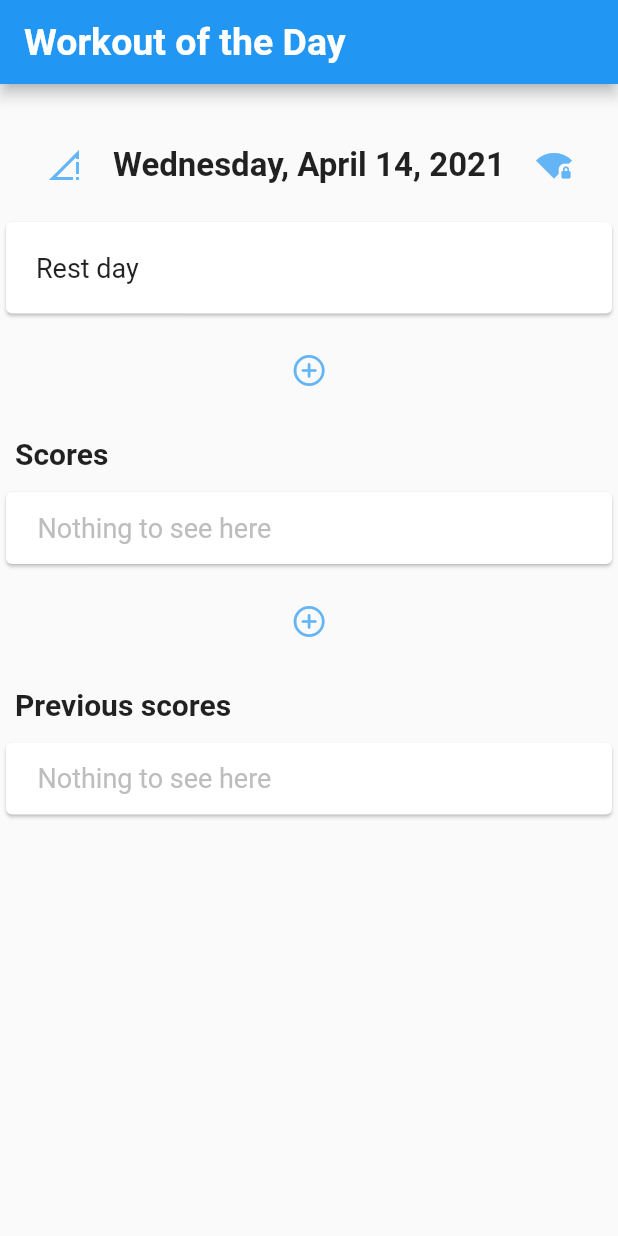
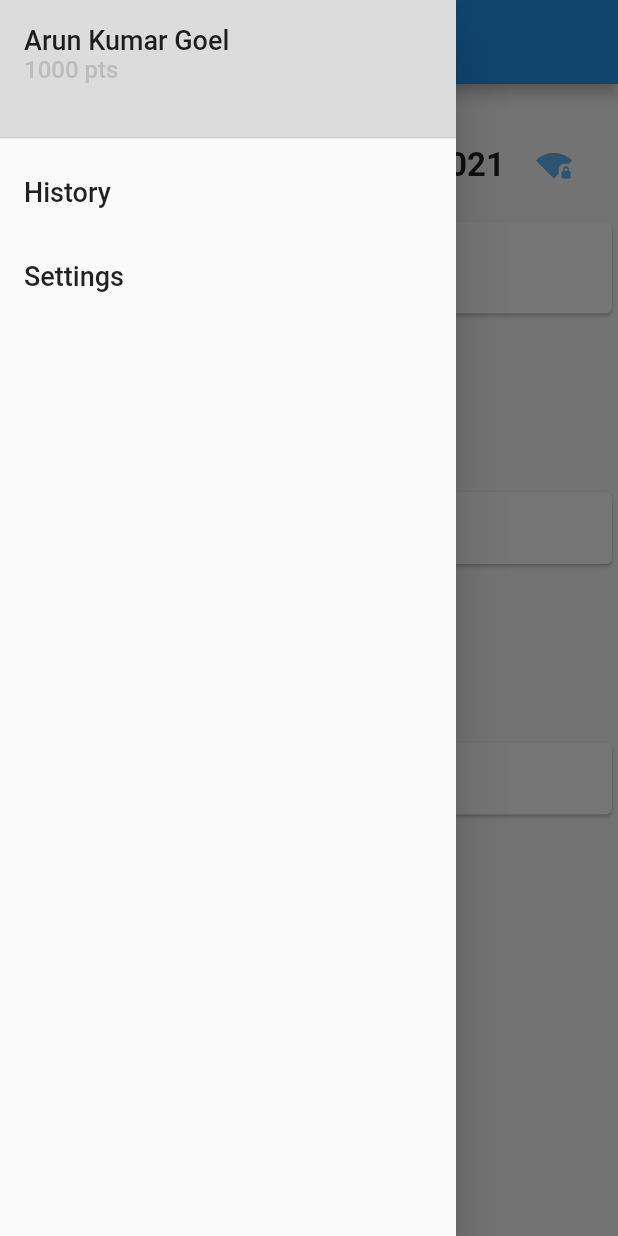
Before and after one commit to pgoel92/wodapp, a Flutter app: the screen it shows after launch, with the side drawer open (before the commit the screen has no drawer), on a phone screen of 412 x 824 dp. Run offline on Flutter 3.47's test engine with Material 2 defaults, Android fonts, the phone set to English and light mode, and no system bars; our stand-ins replace permission_handler; missing offline and left inert: agora_rtc_engine; network calls fail.

Commit message:
Add hamburger menu

```diff
--- a/lib/main.dart
+++ b/lib/main.dart
@@ -81,6 +81,42 @@ class _MyAppState extends State<MyApp> {
   }
 }
 
+Widget drawer = Drawer(
+  child : ListView(
+    // Important: Remove any padding from the ListView.
+    padding: EdgeInsets.zero,
+    children: <Widget>[
+      Container(
+        child : DrawerHeader(
+          child: Container(
+            child : Column(children : [Container(child : Text('Arun Kumar Goel', style : globalTextStyle), alignment : Alignment.bottomLeft),
+                                       Container(child : Text('1000 pts', style : TextStyle(fontSize: 16, color: Colors.grey[400])), alignment : Alignment.bottomLeft)]),
+            alignment : Alignment.bottomLeft,
+          ),
+          decoration: BoxDecoration(
+            color: Colors.black12,
+          ),
+        ),
+        height : 100
+      ),
+      ListTile(
+        title: Text('History', style : globalTextStyle),
+        onTap: () {
+          // Update the state of the app.
+          // ...
+        },
+      ),
+      ListTile(
+        title: Text('Settings', style : globalTextStyle),
+        onTap: () {
+          // Update the state of the app.
+          // ...
+        },
+      ),
+    ],
+  ),
+);
+
 class HomePageWidget extends StatefulWidget {
 
   @override
@@ -107,6 +143,7 @@ class _HomePageWidgetState extends State<HomePageWidget> {
             appBar: AppBar(
               title: appTitle,
             ),
+            drawer: drawer,
             body: SingleChildScrollView(child: Center(child : Container(
                 padding : EdgeInsets.symmetric(vertical : verticalPadding),
                 child : SizedBox(
```
